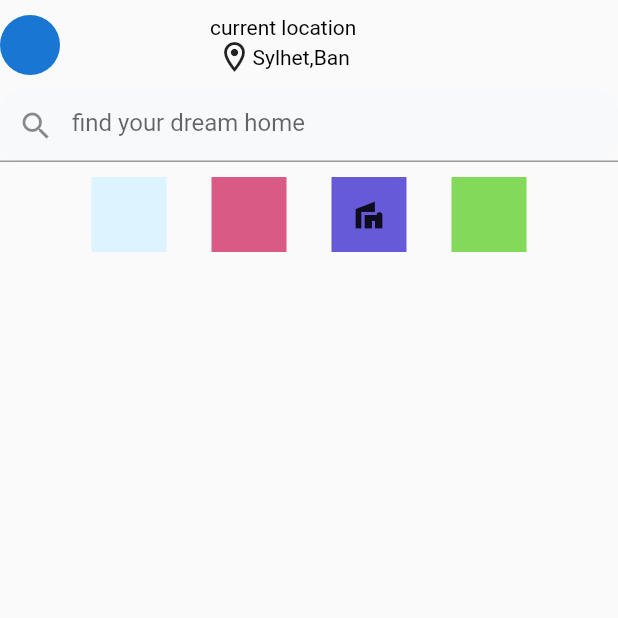
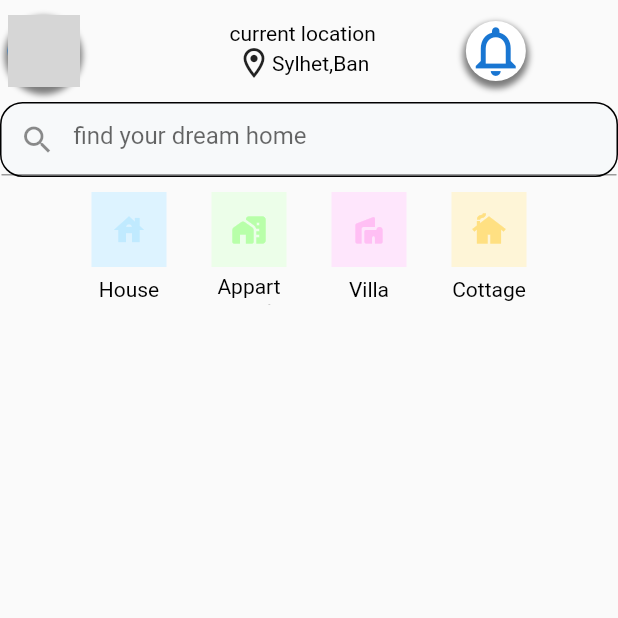
Before and after one commit to Fayazikramm/Real-State-App, a Flutter app: the screen it shows after launch, after a tap on "Continue", on a phone screen of 412 x 824 dp, the top half of it. Run offline on Flutter 3.47's test engine with Material 2 defaults, Android fonts, the phone set to English and light mode, and no system bars; grey boxes are pictures that could not be loaded.

Commit message:
new changes

```diff
--- /dev/null
+++ b/lib/button.dart
@@ -0,0 +1,30 @@
+import 'package:flutter/material.dart';
+import 'comp.dart';
+
+class contButton extends StatelessWidget {
+  const contButton({super.key});
+
+  @override
+  Widget build(BuildContext context) {
+    return Padding(
+      padding: const EdgeInsets.only(top: 66),
+      child: GestureDetector(
+        onTap: () {
+          Navigator.push(context,
+              MaterialPageRoute(builder: (context) => const UperComp()));
+        },
+        child: Container(
+          height: 50,
+          width: 300,
+          decoration: BoxDecoration(
+              color: Color(0xffFF8BEC),
+              borderRadius: BorderRadius.circular(20)),
+          child: Center(
+              child: Text(
+            "Continue",
+          )),
+        ),
+      ),
+    );
+  }
+}
--- a/lib/comp.dart
+++ b/lib/comp.dart
@@ -20,10 +20,25 @@ class UperComp extends StatelessWidget {
           body: Column(
             children: [
               Padding(
-                padding: const EdgeInsets.only(top: 10),
+                padding: const EdgeInsets.only(top: 10, left: 5),
                 child: Row(
                   children: [
-                    CircleAvatar(),
+                    Container(
+                      decoration: BoxDecoration(
+                        shape: BoxShape.circle,
+                        boxShadow: [
+                          BoxShadow(
+                            color: Colors.black.withOpacity(0.5),
+                            spreadRadius: 2,
+                            blurRadius: 3,
+                            offset: Offset(0, 3),
+                          ),
+                        ],
+                      ),
+                      child: CircleAvatar(
+                          radius: 24,
+                          backgroundImage: AssetImage('assets/download.jpg')),
+                    ),
                     Column(
                       children: [
                         Padding(
@@ -45,6 +60,31 @@ class UperComp extends StatelessWidget {
                         ),
                       ],
                     ),
+                    Padding(
+                      padding: const EdgeInsets.only(left: 60),
+                      child: Stack(children: [
+                        Container(
+                          decoration: BoxDecoration(
+                            shape: BoxShape.circle,
+                            boxShadow: [
+                              BoxShadow(
+                                color: Colors.black.withOpacity(0.5),
+                                spreadRadius: 2,
+                                blurRadius: 3,
+                                offset: Offset(0, 3),
+                              ),
+                            ],
+                          ),
+                          child: CircleAvatar(
+                            backgroundColor: Colors.white,
+                            child: Icon(
+                              Icons.notifications_none,
+                              size: 40,
+                            ),
+                          ),
+                        ),
+                      ]),
+                    )
                   ],
                 ),
               ),
@@ -53,6 +93,7 @@ class UperComp extends StatelessWidget {
                 child: Container(
                   decoration: BoxDecoration(
                       color: Color(0xfff7f9fa),
+                      border: Border.all(color: Colors.black),
                       borderRadius: BorderRadius.circular(15)),
                   child: const TextField(
                     decoration: InputDecoration(
@@ -72,6 +113,10 @@ class UperComp extends StatelessWidget {
                     height: 50,
                     width: 50,
                     decoration: BoxDecoration(color: Color(0xffDDF3FF)),
+                    child: Icon(
+                      Icons.house_sharp,
+                      color: Color(0xffc0eaff),
+                    ),
                   ),
                   SizedBox(
                     width: 30,
@@ -79,7 +124,11 @@ class UperComp extends StatelessWidget {
                   Container(
                     height: 50,
                     width: 50,
-                    decoration: BoxDecoration(color: Color(0xffd95a85)),
+                    decoration: BoxDecoration(color: Color(0xffecfee9)),
+                    child: Icon(
+                      Icons.maps_home_work_rounded,
+                      color: Color(0xffb8ffa9),
+                    ),
                   ),
                   SizedBox(
                     width: 30,
@@ -88,9 +137,12 @@ class UperComp extends StatelessWidget {
                     height: 50,
                     width: 50,
                     decoration: BoxDecoration(
-                      color: Color(0xff675ad9),
+                      color: Color(0xfffee6fc),
                     ),
-                    child: Icon(Icons.villa),
+                    child: Icon(
+                      Icons.villa_rounded,
+                      color: Color(0xffffbff4),
+                    ),
                   ),
                   SizedBox(
                     width: 30,
@@ -98,9 +150,56 @@ class UperComp extends StatelessWidget {
                   Container(
                     height: 50,
                     width: 50,
-                    decoration: BoxDecoration(color: Color(0xff83d95a)),
+                    decoration: BoxDecoration(color: Color(0xfffef5d7)),
+                    child: Icon(
+                      Icons.cottage,
+                      color: Color(0xffffe082),
+                    ),
                   )
                 ],
+              ),
+              Padding(
+                padding: const EdgeInsets.only(top: 05),
+                child: Row(
+                  mainAxisAlignment: MainAxisAlignment.center,
+                  children: [
+                    Container(
+                      height: 20,
+                      width: 50,
+                      color: Colors.transparent,
+                      child: Center(child: Text("House")),
+                    ),
+                    SizedBox(
+                      width: 30,
+                    ),
+                    Container(
+                      height: 20,
+                      width: 50,
+                      color: Colors.transparent,
+                      child: Center(
+                          child:
+                              Text("Appartment", textAlign: TextAlign.center)),
+                    ),
+                    SizedBox(
+                      width: 30,
+                    ),
+                    Container(
+                      height: 20,
+                      width: 50,
+                      color: Colors.transparent,
+                      child: Center(child: Text("Villa")),
+                    ),
+                    SizedBox(
+                      width: 30,
+                    ),
+                    Container(
+                      height: 20,
+                      width: 50,
+                      color: Colors.transparent,
+                      child: Center(child: Text("Cottage")),
+                    ),
+                  ],
+                ),
               )
             ],
           ),
--- a/lib/homePage.dart
+++ b/lib/homePage.dart
@@ -1,5 +1,7 @@
 import 'package:flutter/material.dart';
+import 'package:flutter_application_1/button.dart';
 import 'package:flutter_application_1/comp.dart';
+import 'package:flutter_application_1/middletext1.dart';
 
 class HomePage extends StatefulWidget {
   const HomePage({super.key});
@@ -20,39 +22,8 @@ class _HomePageState extends State<HomePage> {
           fit: BoxFit.cover,
         ),
       ),
-      Column(
-        children: [
-          Padding(
-            padding: const EdgeInsets.only(top: 20),
-            child: Container(
-              child: Text(
-                "Your One-Stop Real Estate Solution",
-                textAlign: TextAlign.center,
-              ),
-            ),
-          ),
-          Padding(
-            padding: const EdgeInsets.only(top: 110),
-            child: GestureDetector(
-              onTap: () {
-                Navigator.push(context,
-                    MaterialPageRoute(builder: (context) => const UperComp()));
-              },
-              child: Container(
-                height: 50,
-                width: 300,
-                decoration: BoxDecoration(
-                    color: Color(0xffFF8BEC),
-                    borderRadius: BorderRadius.circular(20)),
-                child: Center(
-                    child: Text(
-                  "Continue",
-                )),
-              ),
-            ),
-          )
-        ],
-      )
+      Text1(),
+      contButton()
     ]);
   }
 }
--- a/lib/main.dart
+++ b/lib/main.dart
@@ -15,8 +15,13 @@ class MyApp extends StatelessWidget {
       debugShowCheckedModeBanner: false,
       theme: ThemeData(
           primaryColor: Colors.purple,
+          backgroundColor: Color(0xfff4f5f4),
           textTheme: TextTheme(
               bodyText2: TextStyle(
+                  color: Colors.black,
+                  fontFamily: 'Oswald-VariableFont_wght.ttf',
+                  fontSize: 30),
+              bodyText1: TextStyle(
                   color: Colors.black,
                   fontFamily: 'Oswald-VariableFont_wght.ttf',
                   fontSize: 30))),
--- /dev/null
+++ b/lib/middletext1.dart
@@ -0,0 +1,40 @@
+import 'package:flutter/material.dart';
+
+class Text1 extends StatelessWidget {
+  const Text1({super.key});
+
+  @override
+  Widget build(BuildContext context) {
+    return Column(
+      children: [
+        Padding(
+          padding: const EdgeInsets.only(top: 20),
+          child: Container(
+            child: Text(
+              "Your One-Stop Real Estate Solution",
+              style: TextStyle(color: Color(0xff242425)),
+              textAlign: TextAlign.center,
+            ),
+          ),
+        ),
+        Padding(
+          padding: const EdgeInsets.only(top: 5),
+          child: Center(
+            child: Container(
+              child: Text(
+                "Find your dream home with advance search ",
+                style: TextStyle(fontSize: 17, color: Color(0xffb6b7b6)),
+              ),
+            ),
+          ),
+        ),
+        Container(
+          child: Text(
+            "and personalized recommendation",
+            style: TextStyle(fontSize: 17, color: Color(0xffb6b7b6)),
+          ),
+        ),
+      ],
+    );
+  }
+}
```
Also changed, not shown: assets/download.jpg (added).
